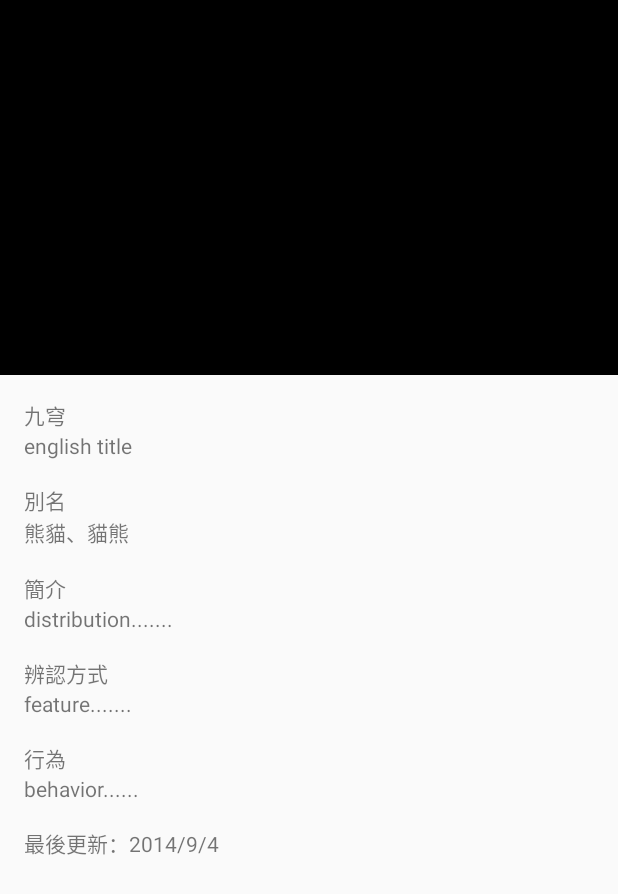
After one commit to mu326345/Momo, an Android app: the layout fragment_animal.xml on its own in the app's theme, with its tools: preview values and no code run, on a phone screen of 412 x 824 dp. The commit adds this screen. Shown: the top 894 px of the screen. Run offline under Robolectric (Android 15) with nearby library versions, the phone set to English and light mode, and no system bars.

Commit message:
Finished animal detail page Add intent webView

```diff
--- a/app/src/main/java/com/yuyu/momo/detail1/Detail1Adapter.kt
+++ b/app/src/main/java/com/yuyu/momo/detail1/Detail1Adapter.kt
@@ -8,7 +8,8 @@ import androidx.recyclerview.widget.RecyclerView
 import com.yuyu.momo.data.AResultItem
 import com.yuyu.momo.databinding.ItemDetail3Binding
 
-class Detail1Adapter : ListAdapter<AResultItem, Detail1Adapter.Detail1ViewHolder>(DiffCallback) {
+class Detail1Adapter(private val clickListener: (animalItem: AResultItem) -> Unit) :
+    ListAdapter<AResultItem, Detail1Adapter.Detail1ViewHolder>(DiffCallback) {
 
     class Detail1ViewHolder(private val binding: ItemDetail3Binding) : RecyclerView.ViewHolder(binding.root){
         fun bind(data: AResultItem) {
@@ -24,6 +25,9 @@ class Detail1Adapter : ListAdapter<AResultItem, Detail1Adapter.Detail1ViewHolder
     override fun onBindViewHolder(holder: Detail1ViewHolder, position: Int) {
         val item = getItem(position)
         holder.bind(item)
+        holder.itemView.setOnClickListener {
+            clickListener(item)
+        }
     }
 
     companion object DiffCallback : DiffUtil.ItemCallback<AResultItem>() {
--- a/app/src/main/java/com/yuyu/momo/detail1/Detail1ViewModel.kt
+++ b/app/src/main/java/com/yuyu/momo/detail1/Detail1ViewModel.kt
@@ -1,6 +1,5 @@
 package com.yuyu.momo.detail1
 
-import android.util.Log
 import androidx.lifecycle.LiveData
 import androidx.lifecycle.MutableLiveData
 import androidx.lifecycle.ViewModel
--- /dev/null
+++ b/app/src/main/res/layout/fragment_animal.xml
@@ -0,0 +1,157 @@
+<?xml version="1.0" encoding="utf-8"?>
+<layout xmlns:android="http://schemas.android.com/apk/res/android"
+    xmlns:app="http://schemas.android.com/apk/res-auto"
+    xmlns:tools="http://schemas.android.com/tools"
+    tools:context=".AnimalFragment">
+
+    <data>
+
+        <variable
+            name="viewModel"
+            type="com.yuyu.momo.animal.AnimalViewModel" />
+    </data>
+
+    <androidx.constraintlayout.widget.ConstraintLayout
+        android:layout_width="match_parent"
+        android:layout_height="match_parent">
+
+        <ScrollView
+            android:layout_width="match_parent"
+            android:layout_height="match_parent">
+
+            <androidx.constraintlayout.widget.ConstraintLayout
+                android:layout_width="match_parent"
+                android:layout_height="match_parent">
+
+                <ImageView
+                    android:id="@+id/animal_img"
+                    loadImg="@{viewModel.animalData.a_pic01_url}"
+                    android:layout_width="match_parent"
+                    android:layout_height="250dp"
+                    android:src="@color/black"
+                    app:layout_constraintEnd_toEndOf="parent"
+                    app:layout_constraintStart_toStartOf="parent"
+                    app:layout_constraintTop_toTopOf="parent" />
+
+                <TextView
+                    android:id="@+id/title_tv"
+                    android:layout_width="match_parent"
+                    android:layout_height="wrap_content"
+                    android:layout_marginStart="16dp"
+                    android:layout_marginTop="16dp"
+                    android:layout_marginEnd="16dp"
+                    android:text="@{viewModel.animalData.a_name_ch}"
+                    app:layout_constraintStart_toStartOf="parent"
+                    app:layout_constraintTop_toBottomOf="@id/animal_img"
+                    tools:text="九穹" />
+
+                <TextView
+                    android:id="@+id/title_eng_tv"
+                    android:layout_width="0dp"
+                    android:layout_height="wrap_content"
+                    android:text="@{viewModel.animalData.a_name_en}"
+                    app:layout_constraintEnd_toEndOf="@id/title_tv"
+                    app:layout_constraintStart_toStartOf="@id/title_tv"
+                    app:layout_constraintTop_toBottomOf="@id/title_tv"
+                    tools:text="english title" />
+
+                <TextView
+                    android:id="@+id/alsoknown_tv"
+                    android:layout_width="0dp"
+                    android:layout_height="wrap_content"
+                    android:layout_marginTop="16dp"
+                    android:text="@string/also_know"
+                    app:layout_constraintEnd_toEndOf="@id/title_tv"
+                    app:layout_constraintStart_toStartOf="@id/title_tv"
+                    app:layout_constraintTop_toBottomOf="@id/title_eng_tv" />
+
+                <TextView
+                    android:id="@+id/alsoknown"
+                    android:layout_width="0dp"
+                    android:layout_height="wrap_content"
+                    android:text="@{viewModel.animalData.a_alsoknown}"
+                    app:layout_constraintEnd_toEndOf="@id/title_tv"
+                    app:layout_constraintStart_toStartOf="@id/title_tv"
+                    app:layout_constraintTop_toBottomOf="@id/alsoknown_tv"
+                    tools:text="熊貓、貓熊" />
+
+                <TextView
+                    android:id="@+id/distribution_tv"
+                    android:layout_width="0dp"
+                    android:layout_height="wrap_content"
+                    android:layout_marginTop="16dp"
+                    android:text="@string/distribution"
+                    app:layout_constraintEnd_toEndOf="@id/title_tv"
+                    app:layout_constraintStart_toStartOf="@id/title_tv"
+                    app:layout_constraintTop_toBottomOf="@id/alsoknown" />
+
+                <TextView
+                    android:id="@+id/distribution"
+                    android:layout_width="0dp"
+                    android:layout_height="wrap_content"
+                    android:text="@{viewModel.animalData.a_distribution}"
+                    app:layout_constraintEnd_toEndOf="@id/title_tv"
+                    app:layout_constraintStart_toStartOf="@id/title_tv"
+                    app:layout_constraintTop_toBottomOf="@id/distribution_tv"
+                    tools:text="distribution......." />
+
+                <TextView
+                    android:id="@+id/feature_tv"
+                    android:layout_width="0dp"
+                    android:layout_height="wrap_content"
+                    android:layout_marginTop="16dp"
+                    android:text="@string/feature"
+                    app:layout_constraintEnd_toEndOf="@id/title_tv"
+                    app:layout_constraintStart_toStartOf="@id/title_tv"
+                    app:layout_constraintTop_toBottomOf="@id/distribution" />
+
+                <TextView
+                    android:id="@+id/feature"
+                    android:layout_width="0dp"
+                    android:layout_height="wrap_content"
+                    android:text="@{viewModel.animalData.a_feature}"
+                    app:layout_constraintEnd_toEndOf="@id/title_tv"
+                    app:layout_constraintStart_toStartOf="@id/title_tv"
+                    app:layout_constraintTop_toBottomOf="@id/feature_tv"
+                    tools:text="feature......." />
+
+                <TextView
+                    android:id="@+id/behavior_tv"
+                    android:layout_width="0dp"
+                    android:layout_height="wrap_content"
+                    android:layout_marginTop="16dp"
+                    android:text="@string/behavior"
+                    app:layout_constraintEnd_toEndOf="@id/title_tv"
+                    app:layout_constraintStart_toStartOf="@id/title_tv"
+                    app:layout_constraintTop_toBottomOf="@id/feature" />
+
+                <TextView
+                    android:id="@+id/behavior"
+                    android:layout_width="0dp"
+                    android:layout_height="wrap_content"
+                    android:text="@{viewModel.animalData.a_behavior}"
+                    app:layout_constraintEnd_toEndOf="@id/title_tv"
+                    app:layout_constraintStart_toStartOf="@id/title_tv"
+                    app:layout_constraintTop_toBottomOf="@id/behavior_tv"
+                    tools:text="behavior......" />
+
+                <TextView
+                    android:id="@+id/last_update"
+                    android:layout_width="0dp"
+                    android:layout_height="wrap_content"
+                    android:layout_marginTop="16dp"
+                    android:layout_marginBottom="16dp"
+                    android:text="@{@string/last_update(viewModel.animalData.a_update)}"
+                    app:layout_constraintBottom_toBottomOf="parent"
+                    app:layout_constraintEnd_toEndOf="@id/title_tv"
+                    app:layout_constraintStart_toStartOf="@id/title_tv"
+                    app:layout_constraintTop_toBottomOf="@id/behavior"
+                    tools:text="最後更新：2014/9/4" />
+
+            </androidx.constraintlayout.widget.ConstraintLayout>
+
+        </ScrollView>
+
+    </androidx.constraintlayout.widget.ConstraintLayout>
+
+</layout>
--- a/app/src/main/res/values/colors.xml
+++ b/app/src/main/res/values/colors.xml
@@ -8,4 +8,5 @@
     <color name="black">#FF000000</color>
     <color name="white">#FFFFFFFF</color>
     <color name="gray">#FF808080</color>
+    <color name="blue">#FF0000FF</color>
 </resources>
--- a/app/src/main/res/values/strings.xml
+++ b/app/src/main/res/values/strings.xml
@@ -5,4 +5,10 @@
     <string name="no_rest_data">無休館資訊</string>
     <string name="taipei_zoo">臺北市立動物園</string>
     <string name="no_data">沒有相關動物，換個館區試試吧</string>
+    <string name="also_know">別名</string>
+    <string name="distribution">簡介</string>
+    <string name="feature">辨認方式</string>
+    <string name="behavior">行為</string>
+    <string name="last_update">最後更新：%s</string>
+    <string name="open_browser">在網頁開啟</string>
 </resources>
```
Also changed, not shown: app/src/main/java/com/yuyu/momo/animal/AnimalFragment.kt (added, +36 -0 lines), app/src/main/java/com/yuyu/momo/animal/AnimalViewModel.kt (added, +13 -0 lines), app/src/main/java/com/yuyu/momo/detail1/Detail1Fragment.kt (+35 -1 lines), app/src/main/res/layout/item_detail1.xml (+11 -0 lines), app/src/main/res/navigation/navigation.xml (+15 -1 lines).
